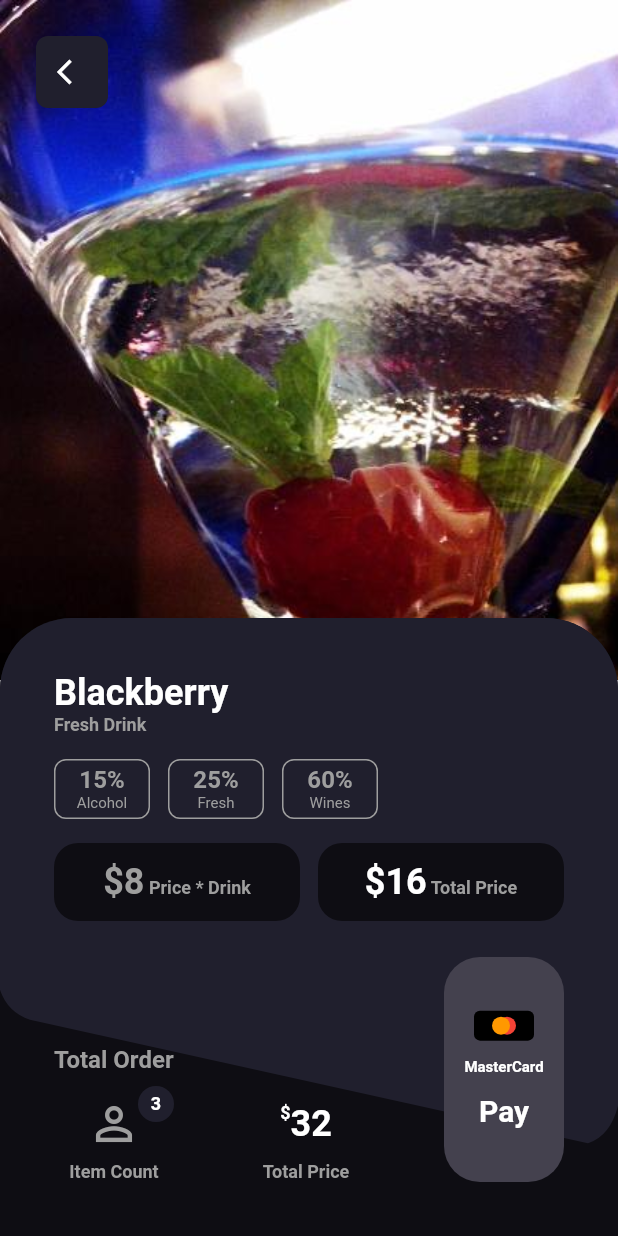
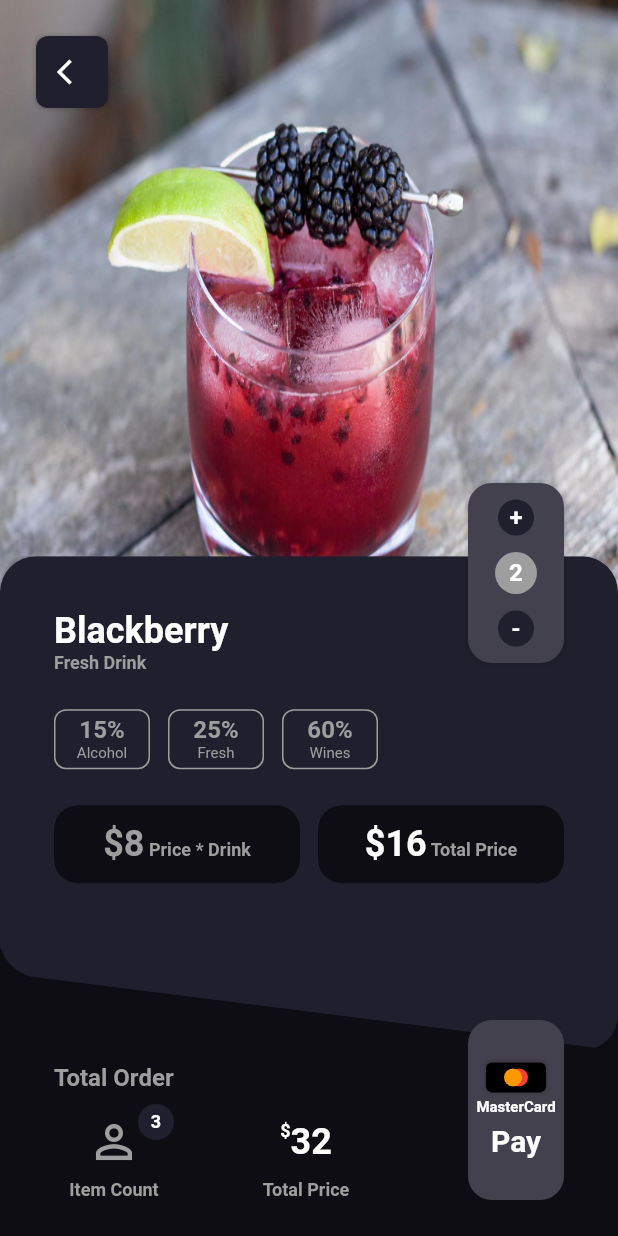
Before and after one commit to MegaJoon/flutter_on_december, a Flutter app: the SecondBlackberry screen opened directly with empty values, on a phone screen of 412 x 824 dp. Run offline on Flutter 3.47's test engine with Material 2 defaults, Android fonts, the phone set to English and light mode, and no system bars.

Commit message:
blackberry app - 12.02
blackberry app - 12.02

```diff
--- a/lib/1202/blackberry_app.dart
+++ b/lib/1202/blackberry_app.dart
@@ -24,7 +24,7 @@ class _BlackberryAppState extends State<BlackberryApp> {
   int _currentIndex = 0;
 
   // bottom tab onClicked Function
-  void _onPressed(int num){
+  void _onPressed(int num) {
     setState(() {
       _currentIndex = num;
     });
@@ -34,7 +34,7 @@ class _BlackberryAppState extends State<BlackberryApp> {
   int _selectedIndex = 0;
 
   // tab onClicked Function
-  void _onTap(int num){
+  void _onTap(int num) {
     setState(() {
       _selectedIndex = num;
     });
@@ -61,10 +61,11 @@ class _BlackberryAppState extends State<BlackberryApp> {
             // bottom bar
             Container(
               padding: EdgeInsets.symmetric(horizontal: padding),
-              height: 100.0,
+              height: 80.0,
               decoration: BoxDecoration(
-                borderRadius: BorderRadius.only(topLeft: Radius.circular(40.0),
-                topRight: Radius.circular(40.0),
+                borderRadius: BorderRadius.only(
+                  topLeft: Radius.circular(24.0),
+                  topRight: Radius.circular(24.0),
                 ),
                 color: _bottomBarColor,
               ),
@@ -72,9 +73,30 @@ class _BlackberryAppState extends State<BlackberryApp> {
                 crossAxisAlignment: CrossAxisAlignment.center,
                 mainAxisAlignment: MainAxisAlignment.spaceBetween,
                 children: <Widget>[
-                  BottomTabs(icon: Icons.home, text: "Home", isSelected: _currentIndex == 0, onPressed: (){_onPressed(0);},),
-                  BottomTabs(icon: Icons.menu, text: "Menu", isSelected: _currentIndex == 1, onPressed: (){_onPressed(1);},),
-                  BottomTabs(icon: Icons.search, text: "Search", isSelected: _currentIndex == 2, onPressed: (){_onPressed(2);},),
+                  BottomTabs(
+                    icon: Icons.home,
+                    text: "Home",
+                    isSelected: _currentIndex == 0,
+                    onPressed: () {
+                      _onPressed(0);
+                    },
+                  ),
+                  BottomTabs(
+                    icon: Icons.menu,
+                    text: "Menu",
+                    isSelected: _currentIndex == 1,
+                    onPressed: () {
+                      _onPressed(1);
+                    },
+                  ),
+                  BottomTabs(
+                    icon: Icons.search,
+                    text: "Search",
+                    isSelected: _currentIndex == 2,
+                    onPressed: () {
+                      _onPressed(2);
+                    },
+                  ),
                 ],
               ),
             ),
@@ -84,55 +106,66 @@ class _BlackberryAppState extends State<BlackberryApp> {
     );
   }
 
-  _definePages(){
+  _definePages() {
     // tabview pages
     tabViewPages = [
       // initial page
-      Padding(
-        padding: EdgeInsets.only(top: padding),
-        child: PageView.builder(
+      PageView.builder(
           itemCount: 3,
           scrollDirection: Axis.horizontal,
-            itemBuilder: (context, index){
+          itemBuilder: (context, index) {
             return InkWell(
-                onTap: (){
+              onTap: () {
                 Navigator.push(context, MaterialPageRoute(builder: (context) => SecondBlackberry(index)));
               },
               child: Container(
-                  margin: EdgeInsets.only(right: padding),
+                child: Stack(
+                  children: <Widget>[
+                    // image
+                    Positioned.fill(
+                      child: Hero(
+                        tag: "index $index",
+                        child: Container(
                           decoration: BoxDecoration(
-                    borderRadius: BorderRadius.circular(padding *1.5),
+                            borderRadius: BorderRadius.circular(padding * 1.5),
                             image: DecorationImage(
                               image: AssetImage(blackberryList[index].image),
                               fit: BoxFit.fill,
                             ),
                           ),
-                  child: Stack(
-                    children: <Widget>[
+                        ),
+                      ),
+                    ),
+
                     // discount container
                     Positioned(
                       top: padding,
                       left: padding,
                       child: Container(
-                          height: 64.0,
-                          width: 64.0,
+                        height: 52.0,
+                        width: 52.0,
                         decoration: BoxDecoration(
-                            borderRadius: BorderRadius.circular(padding *0.50),
+                          borderRadius: BorderRadius.circular(padding * 0.50),
                           color: _backgroundColor,
                         ),
                         child: Column(
                           crossAxisAlignment: CrossAxisAlignment.center,
-                            mainAxisAlignment: MainAxisAlignment.spaceEvenly,
+                          mainAxisAlignment: MainAxisAlignment.center,
                           children: <Widget>[
-                              Text("30%",
+                            Text(
+                              "30%",
                               style: TextStyle(
-                                fontSize: 24.0, color: Colors.white, fontWeight: FontWeight.bold,
+                                fontSize: 16.0,
+                                color: Colors.white,
+                                fontWeight: FontWeight.bold,
                               ),
                             ),
-
-                              Text("Discount",
+                            Text(
+                              "Discount",
                               style: TextStyle(
-                                  fontSize: 12.0, color: Colors.grey, fontWeight: FontWeight.w400,
+                                fontSize: 10.0,
+                                color: Colors.grey,
+                                fontWeight: FontWeight.w400,
                               ),
                             ),
                           ],
@@ -147,16 +180,21 @@ class _BlackberryAppState extends State<BlackberryApp> {
                       child: Column(
                         crossAxisAlignment: CrossAxisAlignment.start,
                         children: <Widget>[
-                            Text(blackberryList[index].title,
+                          Text(
+                            blackberryList[index].title,
                             style: TextStyle(
-                                fontSize: 32.0, color: Colors.white, fontWeight: FontWeight.bold,
+                              fontSize: 32.0,
+                              color: Colors.white,
+                              fontWeight: FontWeight.bold,
                             ),
                           ),
-
-                            Text(blackberryList[index].subTitle,
+                          Text(
+                            blackberryList[index].subTitle,
                             style: TextStyle(
                               height: 1.5,
-                                fontSize: 16.0, color: Colors.grey, fontWeight: FontWeight.w400,
+                              fontSize: 16.0,
+                              color: Colors.grey,
+                              fontWeight: FontWeight.w400,
                             ),
                           ),
                         ],
@@ -167,7 +205,6 @@ class _BlackberryAppState extends State<BlackberryApp> {
               ),
             );
           }),
-      ),
 
       // dont use
       Placeholder(color: Colors.amber),
@@ -185,7 +222,7 @@ class _BlackberryAppState extends State<BlackberryApp> {
             // appbar
             Container(
               padding: EdgeInsets.only(bottom: padding),
-              height: 150.0,
+              height: 130.0,
               child: Stack(
                 children: <Widget>[
                   // title text
@@ -194,8 +231,14 @@ class _BlackberryAppState extends State<BlackberryApp> {
                     bottom: 0,
                     child: Column(
                       children: <Widget>[
-                        Text("Tonight", style: TextStyle(fontSize: 40.0, color: Colors.white, fontWeight: FontWeight.bold),),
-                        Text("Monday, November 25", style: TextStyle(fontSize: 12.0, color: Colors.grey, fontWeight: FontWeight.w400),),
+                        Text(
+                          "Tonight",
+                          style: TextStyle(fontSize: 40.0, color: Colors.white, fontWeight: FontWeight.bold),
+                        ),
+                        Text(
+                          "Monday, November 25",
+                          style: TextStyle(fontSize: 12.0, color: Colors.grey, fontWeight: FontWeight.w400),
+                        ),
                       ],
                     ),
                   ),
@@ -224,9 +267,12 @@ class _BlackberryAppState extends State<BlackberryApp> {
                               color: _backgroundColor,
                             ),
                             child: Center(
-                                child: Text("3",
+                              child: Text(
+                                "3",
                                 style: TextStyle(
-                                    fontSize: 12.0, color: Colors.white, fontWeight: FontWeight.w600,
+                                  fontSize: 12.0,
+                                  color: Colors.white,
+                                  fontWeight: FontWeight.w600,
                                 ),
                               ),
                             ),
@@ -241,15 +287,26 @@ class _BlackberryAppState extends State<BlackberryApp> {
                             crossAxisAlignment: CrossAxisAlignment.center,
                             mainAxisAlignment: MainAxisAlignment.center,
                             children: <Widget>[
-                              Align(alignment: Alignment.topCenter, child: Text("\$", style: TextStyle(fontSize: 10.0, color: Colors.white, fontWeight: FontWeight.w600),)),
-                              Text("32", style: TextStyle(fontSize: 20.0, color: Colors.white, fontWeight: FontWeight.bold),),
+                              Align(
+                                  alignment: Alignment.topCenter,
+                                  child: Text(
+                                    "\$",
+                                    style: TextStyle(fontSize: 10.0, color: Colors.white, fontWeight: FontWeight.w600),
+                                  )),
+                              Text(
+                                "32",
+                                style: TextStyle(fontSize: 20.0, color: Colors.white, fontWeight: FontWeight.bold),
+                              ),
                             ],
                           ),
 
                           // total price
-                          Text("Total Price",
+                          Text(
+                            "Total Price",
                             style: TextStyle(
-                            fontSize: 10.0, color: Colors.grey, fontWeight: FontWeight.w600,
+                              fontSize: 10.0,
+                              color: Colors.grey,
+                              fontWeight: FontWeight.w600,
                             ),
                           ),
                         ],
@@ -262,15 +319,35 @@ class _BlackberryAppState extends State<BlackberryApp> {
 
             // tabbar
             Container(
-              height: 64.0,
+              height: 40.0,
               child: Row(
                 children: <Widget>[
-                  CustomTab(text: "Promotion", isSelected: _selectedIndex == 0, onPressed: (){_onTap(0);},),
-                  CustomTab(text: "Free Drink", isSelected: _selectedIndex == 1, onPressed: (){_onTap(1);},),
-                  CustomTab(text: "Happy Hour", isSelected: _selectedIndex == 2, onPressed: (){_onTap(2);},),
+                  CustomTab(
+                    text: "Promotion",
+                    isSelected: _selectedIndex == 0,
+                    onPressed: () {
+                      _onTap(0);
+                    },
+                  ),
+                  CustomTab(
+                    text: "Free Drink",
+                    isSelected: _selectedIndex == 1,
+                    onPressed: () {
+                      _onTap(1);
+                    },
+                  ),
+                  CustomTab(
+                    text: "Happy Hour",
+                    isSelected: _selectedIndex == 2,
+                    onPressed: () {
+                      _onTap(2);
+                    },
+                  ),
                 ],
               ),
             ),
+
+            SizedBox(height: padding),
 
             // tabbarView
             Flexible(
--- a/lib/1202/blackberry_list.dart
+++ b/lib/1202/blackberry_list.dart
@@ -8,17 +8,17 @@ class BlackberryList {
 
 List<BlackberryList> blackberryList = [
   BlackberryList(
-    image: "assets/1202/beverage.jpg",
+    image: "assets/1202/image.jpg",
     title: "Blackberry",
     subTitle: "Fresh Drink",
   ),
   BlackberryList(
-    image: "assets/1202/beverage1.jfif",
+    image: "assets/1202/image1.jpg",
     title: "Blackberry1",
     subTitle: "Fresh Drink1",
   ),
   BlackberryList(
-    image: "assets/1202/beverage2.jfif",
+    image: "assets/1202/image2.jpg",
     title: "Blackberry2",
     subTitle: "Fresh Drink2",
   ),
--- a/lib/1202/bottom_tabs.dart
+++ b/lib/1202/bottom_tabs.dart
@@ -18,8 +18,8 @@ class BottomTabs extends StatelessWidget {
       child: AnimatedContainer(
         duration: Duration(milliseconds: 500),
         curve: Curves.fastOutSlowIn,
-        padding: EdgeInsets.all(16.0),
-        height: 52.0,
+        padding: EdgeInsets.symmetric(horizontal: 24.0),
+        height: 48.0,
         width: isSelected? 150.0 : 100.0,
         decoration: ShapeDecoration(
           shape: StadiumBorder(),
--- a/lib/1202/second_blackberry.dart
+++ b/lib/1202/second_blackberry.dart
@@ -1,9 +1,8 @@
-import 'package:badges/badges.dart';
 import 'package:flutter/material.dart';
 import 'package:flutter_on_december/1202/blackberry_list.dart';
 
 class SecondBlackberry extends StatefulWidget {
-  int index;
+  final int index;
 
   SecondBlackberry(this.index);
 
@@ -33,7 +32,13 @@ class _SecondBlackberryState extends State<SecondBlackberry> {
             left: 0,
             right: 0,
             bottom: screenHeight * 0.45,
-            child: Image.asset(blackberryList[widget.index].image, fit: BoxFit.fill),
+            child: Hero(
+                tag: "index ${widget.index}",
+                child: Image.asset(
+                    blackberryList[widget.index].image,
+                    fit: BoxFit.fill,
+                ),
+            ),
           ),
 
           // back button
@@ -48,12 +53,22 @@ class _SecondBlackberryState extends State<SecondBlackberry> {
                 decoration: BoxDecoration(
                   borderRadius: BorderRadius.circular(padding / 3),
                   color: _backgroundColor,
+                  boxShadow: [BoxShadow(
+                    color: Colors.black12,
+                    spreadRadius: 1,
+                    blurRadius: 1,
+                  )],
                 ),
                 child: Center(
-                  child: Icon(
-                    Icons.arrow_back_ios,
-                    size: 20.0,
-                    color: Colors.white,
+                  child: IconButton(
+                    onPressed: (){
+                      Navigator.pop(context);
+                    },
+                    icon: Icon(
+                      Icons.arrow_back_ios,
+                      size: 20.0,
+                      color: Colors.white,
+                    ),
                   ),
                 ),
               ),
@@ -69,28 +84,34 @@ class _SecondBlackberryState extends State<SecondBlackberry> {
             child: Container(
               decoration: BoxDecoration(
                 borderRadius: BorderRadius.only(
-                  topLeft: Radius.circular(padding * 2),
-                  topRight: Radius.circular(padding * 2),
+                  topLeft: Radius.circular(16.0),
+                  topRight: Radius.circular(16.0),
                 ),
                 color: _bottomBarColor,
               ),
             ),
           ),
           Positioned(
-            top: screenHeight * 0.50,
+            top: screenHeight * 0.45,
             left: 0,
             right: 0,
-            bottom: 0,
+            bottom: screenHeight * 0.15,
             child: ClipPath(
               clipper: MyClipper(),
               child: Container(
                 padding: EdgeInsets.all(padding * 1.5),
                 decoration: BoxDecoration(
                   borderRadius: BorderRadius.only(
-                    topLeft: Radius.circular(padding * 2),
-                    topRight: Radius.circular(padding * 2),
+                    topLeft: Radius.circular(padding),
+                    topRight: Radius.circular(padding),
+                    bottomRight: Radius.circular(padding),
                   ),
                   color: _backgroundColor,
+                  boxShadow: [BoxShadow(
+                    color: Colors.black12,
+                    spreadRadius: 1,
+                    blurRadius: 1,
+                  )],
                 ),
                 child: Column(
                   crossAxisAlignment: CrossAxisAlignment.start,
@@ -115,7 +136,7 @@ class _SecondBlackberryState extends State<SecondBlackberry> {
                       ),
                     ),
 
-                    SizedBox(height: 16.0),
+                    SizedBox(height: 24.0),
 
                     // setting
                     Row(
@@ -216,7 +237,7 @@ class _SecondBlackberryState extends State<SecondBlackberry> {
                       ],
                     ),
 
-                    SizedBox(height: 16.0),
+                    SizedBox(height: 24.0),
 
                     // price
                     Container(
@@ -281,12 +302,11 @@ class _SecondBlackberryState extends State<SecondBlackberry> {
           Positioned(
             left: padding * 1.5,
             right: padding * 1.5,
-            bottom: padding * 1.5,
+            bottom: padding,
             child: Container(
-              height: 150.0,
+              height: 120.0,
               child: Row(
                 children: <Widget>[
-                  //
                   Flexible(
                     fit: FlexFit.tight,
                     child: Column(
@@ -418,9 +438,9 @@ class _SecondBlackberryState extends State<SecondBlackberry> {
                   // container
                   Container(
                     padding: EdgeInsets.symmetric(vertical: padding),
-                    width: 80.0,
+                    width: 64.0,
                     decoration: BoxDecoration(
-                      borderRadius: BorderRadius.circular(padding),
+                      borderRadius: BorderRadius.circular(16.0),
                       color: _bottomTabColor,
                     ),
                     child: Column(
@@ -433,6 +453,11 @@ class _SecondBlackberryState extends State<SecondBlackberry> {
                           decoration: BoxDecoration(
                             borderRadius: BorderRadius.circular(4.0),
                             color: Colors.black,
+                            boxShadow: [BoxShadow(
+                              color: Colors.black12,
+                              spreadRadius: 1,
+                              blurRadius: 1,
+                            )],
                           ),
                           child: Stack(
                             children: <Widget>[
@@ -483,6 +508,69 @@ class _SecondBlackberryState extends State<SecondBlackberry> {
               ),
             ),
           ),
+
+          // set count
+          Positioned(
+            top: screenHeight * 0.50 - 90.0,
+            right: padding * 1.5,
+            bottom: screenHeight * 0.50 - 30.0,
+            child: Container(
+              width: 64.0,
+              decoration: BoxDecoration(
+                borderRadius: BorderRadius.circular(16.0),
+                color: _bottomTabColor,
+                boxShadow: [BoxShadow(
+                  color: Colors.black12,
+                  spreadRadius: 1,
+                  blurRadius: 1,
+                )],
+              ),
+              child: Column(
+                crossAxisAlignment: CrossAxisAlignment.center,
+                mainAxisAlignment: MainAxisAlignment.spaceEvenly,
+                children: <Widget>[
+                  // +
+                  Container(
+                    height: 24.0,
+                    width: 24.0,
+                    decoration: BoxDecoration(
+                      shape: BoxShape.circle,
+                      color: _backgroundColor,
+                    ),
+                    child: Center(
+                        child: Text("+", style: TextStyle(fontSize: 16.0, color: Colors.white, fontWeight: FontWeight.bold),),
+                    ),
+                  ),
+
+                  // 2
+                  Container(
+                    height: 28.0,
+                    width: 28.0,
+                    decoration: BoxDecoration(
+                      shape: BoxShape.circle,
+                      color: Colors.grey,
+                    ),
+                    child: Center(
+                      child: Text("2", style: TextStyle(fontSize: 16.0, color: Colors.white, fontWeight: FontWeight.bold),),
+                    ),
+                  ),
+
+                  // -
+                  Container(
+                    height: 24.0,
+                    width: 24.0,
+                    decoration: BoxDecoration(
+                      shape: BoxShape.circle,
+                      color: _backgroundColor,
+                    ),
+                    child: Center(
+                      child: Text("-", style: TextStyle(fontSize: 16.0, color: Colors.white, fontWeight: FontWeight.bold),),
+                    ),
+                  ),
+                ],
+              ),
+            ),
+          ),
         ],
       ),
     );
@@ -494,10 +582,9 @@ class MyClipper extends CustomClipper<Path> {
   Path getClip(Size size) {
     var path = Path()
       ..lineTo(0.0, 0.0)
-      ..lineTo(0.0, size.height * 0.65 - 20.0)
-      ..quadraticBezierTo(5.0, size.height * 0.65 - 5.0, 20.0, size.height * 0.65)
-      ..lineTo(size.width - 20.0, size.height * 0.85)
-      ..quadraticBezierTo(size.width - 5.0, size.height * 0.85 - 5.0, size.width, size.height * 0.85 - 25.0)
+      ..lineTo(0.0, size.height * 0.85 - 20.0)
+      ..quadraticBezierTo(5.0, size.height * 0.85 - 5.0, 20.0, size.height * 0.85)
+      ..lineTo(size.width, size.height)
       ..lineTo(size.width, 0.0)
       ..close();
 
```
Also changed, not shown: pubspec.yaml (+3 -4 lines), assets/1202/beverage.jpg (deleted), assets/1202/image.jpg (added), assets/1202/image1.jpg (added), assets/1202/image2.jpg (added), pubspec.lock, 2 other files. Lines whose indentation alone changed are shown as unchanged.
